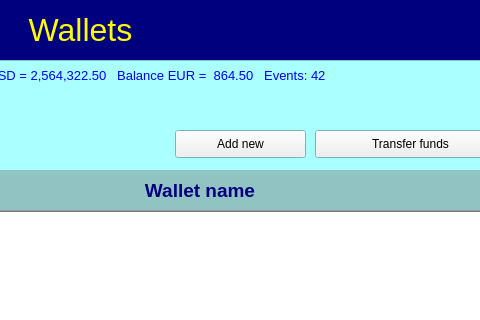
Above: data/designer/wallet.ui from dsoftn/personal_budget before the change; both pictures show x 435 to 915 and y 0 to 320 of the 1044 by 453 pixel window. Below: the same form after it.
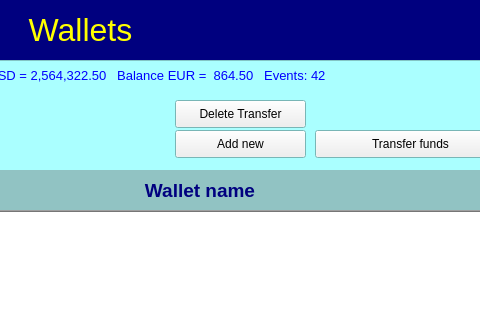
That is the form after the change. Icons and pictures are not drawn.

```diff
--- a/data/designer/wallet.ui
+++ b/data/designer/wallet.ui
@@ -496,6 +496,26 @@
      <bool>false</bool>
     </property>
    </widget>
+   <widget class="QPushButton" name="btn_delete">
+    <property name="geometry">
+     <rect>
+      <x>360</x>
+      <y>40</y>
+      <width>131</width>
+      <height>28</height>
+     </rect>
+    </property>
+    <property name="text">
+     <string>Delete Transfer</string>
+    </property>
+    <property name="icon">
+     <iconset>
+      <normaloff>data/assets/main_bank.png</normaloff>data/assets/main_bank.png</iconset>
+    </property>
+    <property name="autoDefault">
+     <bool>false</bool>
+    </property>
+   </widget>
   </widget>
   <widget class="QFrame" name="frm_details_2">
    <property name="geometry">
```
